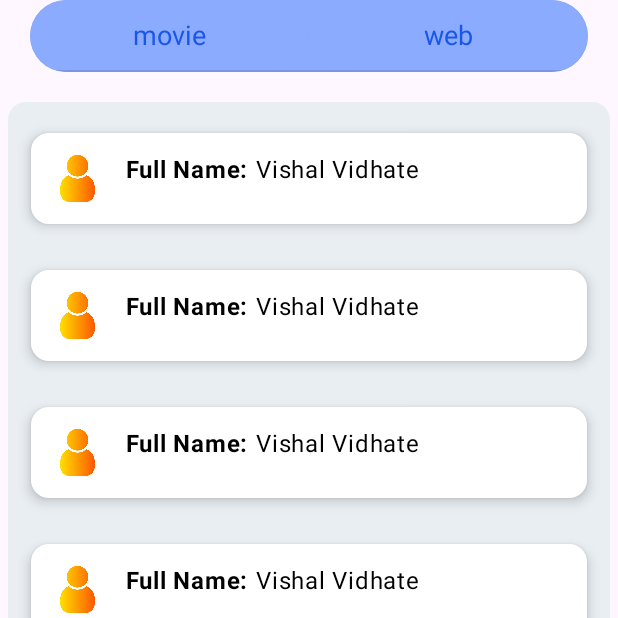
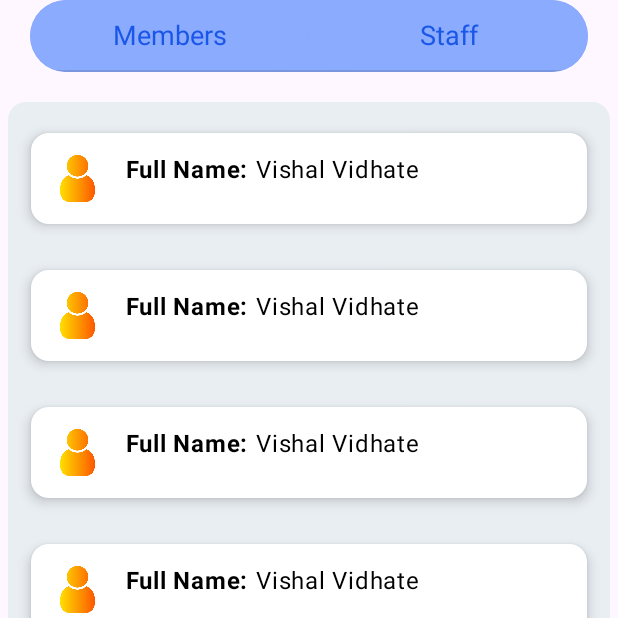
Before and after one commit to vishal4456/Bhoomi, an Android app built with Jetpack Compose: the composable Member shown on its own in the app's theme, on a phone screen of 412 x 824 dp, the top half of it. Run offline under Robolectric (Android 15) with nearby library versions, the phone set to English and light mode, and no system bars; our stand-ins replace accompanist.

Commit message:
Tab View

```diff
--- a/app/src/main/java/com/bhoomi/Activities/MainPageTogelActivitys/MembersPage.kt
+++ b/app/src/main/java/com/bhoomi/Activities/MainPageTogelActivitys/MembersPage.kt
@@ -45,7 +45,7 @@ fun MembersPage(name:String) {
 @OptIn(ExperimentalFoundationApi::class, ExperimentalPagerApi::class)
 @Composable
 fun Member(paddingValues: PaddingValues) {
-    val tabItem= listOf("movie","web")
+    val tabItem= listOf("Members","Staff")
     val pagerState= com.google.accompanist.pager.rememberPagerState(tabItem.size)
     val coroutineScope= rememberCoroutineScope()
     Column(Modifier.padding(paddingValues)) {
```
